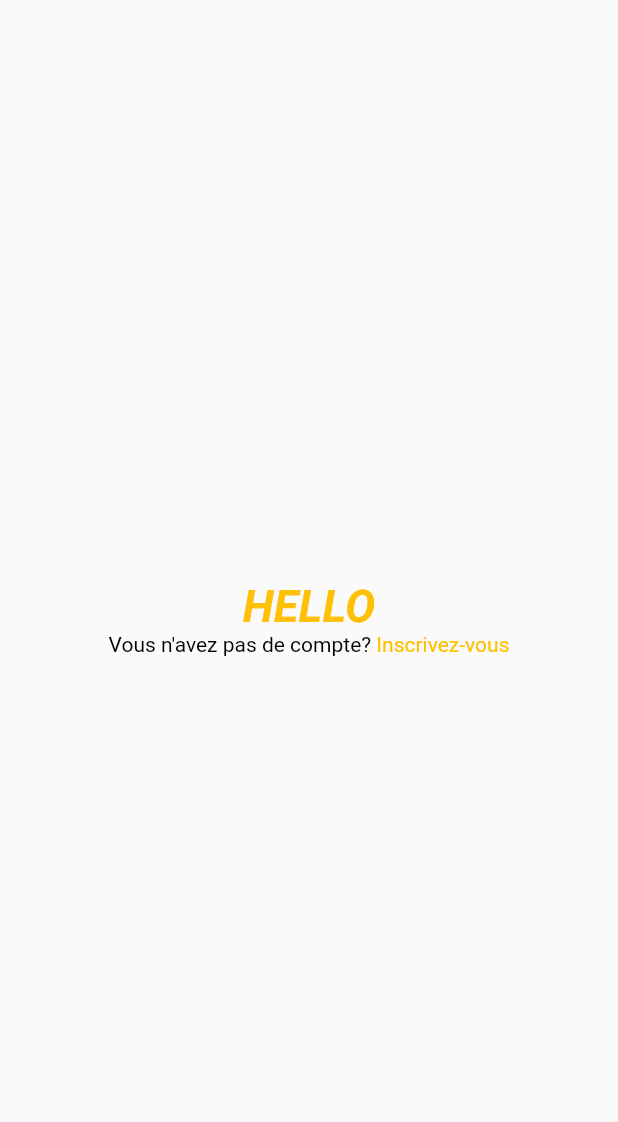
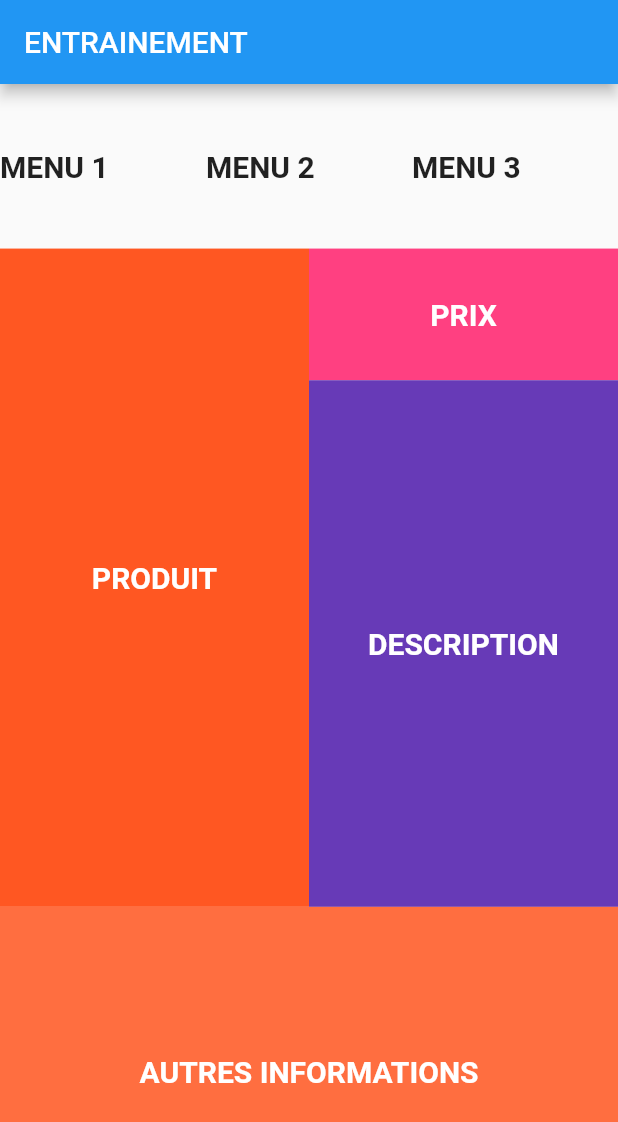
Before and after one commit to martinoyovo/flutter_formation_1, a Flutter app: the screen it shows after launch, on a phone screen of 412 x 824 dp. Shown: the top 1122 px of the screen. Run offline on Flutter 3.47's test engine with Material 2 defaults, Android fonts, the phone set to English and light mode, and no system bars.

Commit message:
TP => Création de fichier dart exercice2

```diff
--- a/lib/main.dart
+++ b/lib/main.dart
@@ -1,6 +1,8 @@
 import 'package:first_app/widgets/text_widgets.dart';
+import 'package:first_app/widgets/exercice2.dart';
 import 'package:flutter/material.dart';
 import 'package:first_app/folder/formation_class.dart';
+
 
 void main() {
 
@@ -23,7 +25,8 @@ class MyHomePage extends StatelessWidget {
   @override
   Widget build(BuildContext context) {
     return Scaffold(
-      body: textWidgets()
+      appBar: AppBar(title: Text("ENTRAINEMENT"),),
+      body: InfoCard()
     );
   }
 }
--- /dev/null
+++ b/lib/widgets/exercice2.dart
@@ -0,0 +1,84 @@
+import 'package:flutter/cupertino.dart';
+import 'package:flutter/material.dart';
+
+class InfoCard extends StatelessWidget {
+
+  @override
+  Widget build(BuildContext context) {
+    return Column(
+     children: <Widget>[
+       Expanded(
+         flex: 1,
+
+           child: Row(
+             crossAxisAlignment: CrossAxisAlignment.center,
+             mainAxisAlignment: MainAxisAlignment.center,
+           children: <Widget> [
+             Expanded(
+                 child: Container(
+                   child: Text("MENU 1", style: TextStyle(fontSize: 20, fontWeight: FontWeight.bold),),
+                 )
+             ),
+             Expanded(
+                 child: Container(
+                   child: Text("MENU 2", style: TextStyle(fontSize: 20, fontWeight: FontWeight.bold),),
+                 )
+             ),
+             Expanded(
+                 child: Container(
+                   child: Text("MENU 3", style: TextStyle(fontSize: 20, fontWeight: FontWeight.bold),),
+                 )
+             ),
+           ],
+
+       )),
+       Expanded(
+           flex: 4,
+           child: Row(
+             children: <Widget>[
+               Expanded(
+                   flex: 5,
+                 child: Container(
+                   color: Colors.deepOrange,
+                   alignment: Alignment.center,
+                   child: Text("PRODUIT", style: TextStyle(fontSize: 20, color: Colors.white,fontWeight: FontWeight.bold),),
+                 ),
+               ),
+               Expanded(
+                 flex: 5,
+                 child: Column(
+                   children: <Widget> [
+                     Expanded(
+                       flex: 2,
+                         child: Container(
+                           color: Colors.pinkAccent,
+                           alignment: Alignment.center,
+                           child: Text("PRIX", style: TextStyle(fontSize: 20, color: Colors.white,fontWeight: FontWeight.bold),),
+                         )
+                     ),
+                     Expanded(
+                         flex: 8,
+                         child: Container(
+                           color: Colors.deepPurple,
+                           alignment: Alignment.center,
+                           child: Text("DESCRIPTION", style: TextStyle(fontSize: 20, color: Colors.white,fontWeight: FontWeight.bold),),
+                         )
+                     )
+                   ],
+                 ),
+               )
+             ],
+
+           )),
+       Expanded(
+           flex: 2,
+           child: Container(
+             color: Colors.deepOrangeAccent,
+             alignment: Alignment.center,
+             child: Text("AUTRES INFORMATIONS", style: TextStyle(fontSize: 20, color: Colors.white,fontWeight: FontWeight.bold),),
+
+           )),
+     ],
+    );
+  }
+}
--- a/pubspec.yaml
+++ b/pubspec.yaml
@@ -28,6 +28,7 @@ dependencies:
   # The following adds the Cupertino Icons font to your application.
   # Use with the CupertinoIcons class for iOS style icons.
   cupertino_icons: ^1.0.2
+  google_fonts: ^2.1.0
 
 dev_dependencies:
   flutter_test:
@@ -45,9 +46,8 @@ flutter:
   uses-material-design: true
 
   # To add assets to your application, add an assets section, like this:
-  # assets:
-  #   - images/a_dot_burr.jpeg
-  #   - images/a_dot_ham.jpeg
+assets:
+     - images/avatar.jpg
 
   # An image asset can refer to one or more resolution-specific "variants", see
   # https://flutter.dev/assets-and-images/#resolution-aware.
```
Also changed, not shown: assets/avatar.jpg (added), images/avatar.jpg (added), pubspec.lock.
